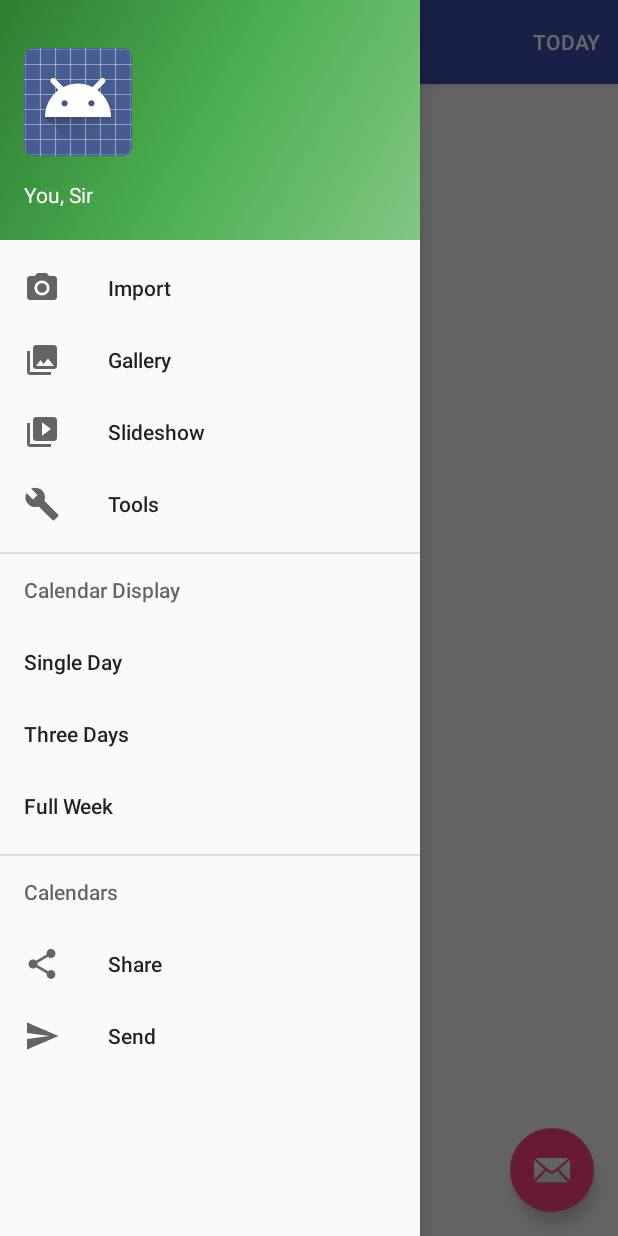
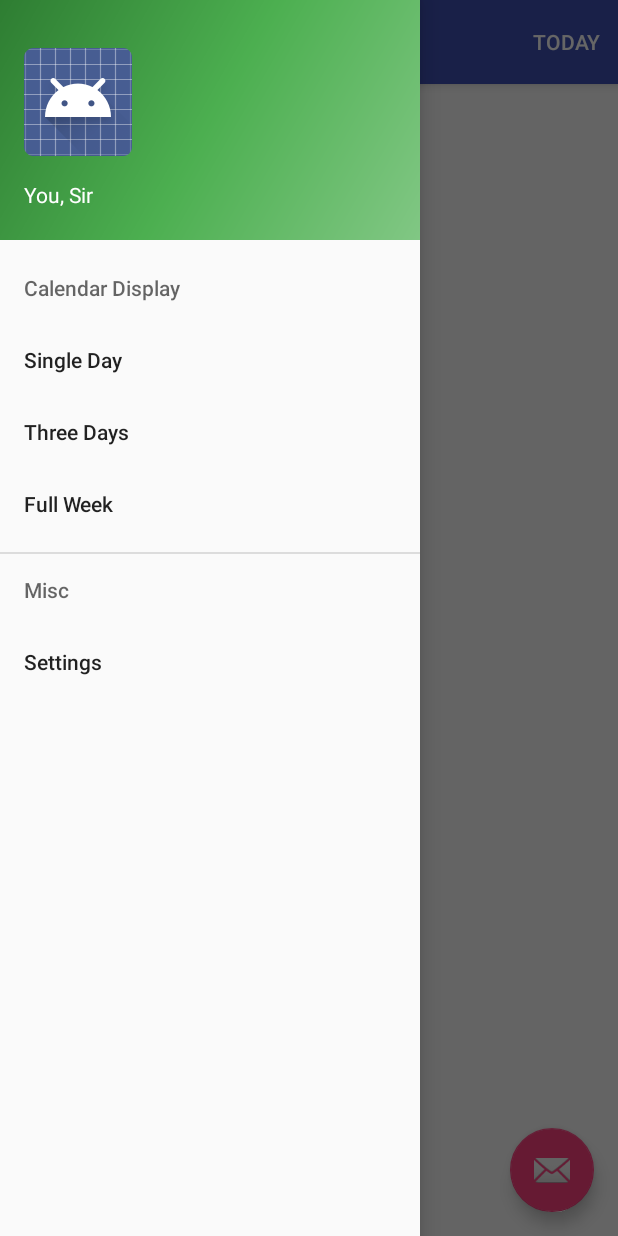
Before and after one commit to JBLanier/CS185FinalProject, an Android app: the screen it shows after launch (MainActivity), with the side drawer open, on a phone screen of 412 x 824 dp. Run offline under Robolectric (Android 15) with nearby library versions, the phone set to English and light mode, and no system bars; libraries missing offline, so code that uses them is left out: com.alamkanak.weekview; 15 statements that could not run were skipped.

Commit message:
Floating ActionButton Time Pick and basic Nav Drawer

```diff
--- a/app/build.gradle
+++ b/app/build.gradle
@@ -25,4 +25,5 @@ dependencies {
     compile 'com.android.support:appcompat-v7:23.4.0'
     compile 'com.android.support:design:23.4.0'
     compile 'com.github.alamkanak:android-week-view:1.2.6'
+    compile 'com.android.support:support-v4:23.4.0'
 }
--- a/app/src/main/java/com/example/johnb/openingsfinder/GoogleCalendarClient.java
+++ b/app/src/main/java/com/example/johnb/openingsfinder/GoogleCalendarClient.java
@@ -13,6 +13,7 @@ import android.provider.CalendarContract;
 import android.support.v4.content.ContextCompat;
 import android.util.Log;
 import android.widget.ArrayAdapter;
+
 
 import com.alamkanak.weekview.WeekViewEvent;
 
--- a/app/src/main/java/com/example/johnb/openingsfinder/MainActivity.java
+++ b/app/src/main/java/com/example/johnb/openingsfinder/MainActivity.java
@@ -6,11 +6,11 @@ import android.graphics.RectF;
 import android.os.Build;
 import android.os.Bundle;
 import android.support.design.widget.FloatingActionButton;
-import android.support.design.widget.Snackbar;
 import android.support.v4.app.ActivityCompat;
 import android.support.v4.content.ContextCompat;
 import android.util.Log;
 import android.util.TypedValue;
+import android.view.SubMenu;
 import android.view.View;
 import android.support.design.widget.NavigationView;
 import android.support.v4.view.GravityCompat;
@@ -20,6 +20,10 @@ import android.support.v7.app.AppCompatActivity;
 import android.support.v7.widget.Toolbar;
 import android.view.Menu;
 import android.view.MenuItem;
+import android.widget.AdapterView;
+import android.widget.ArrayAdapter;
+import android.widget.CheckedTextView;
+import android.widget.ListView;
 import android.widget.Toast;
 
 import com.alamkanak.weekview.DateTimeInterpreter;
@@ -29,7 +33,6 @@ import com.alamkanak.weekview.WeekViewEvent;
 
 import java.text.SimpleDateFormat;
 import java.util.ArrayList;
-import java.util.Arrays;
 import java.util.Calendar;
 import java.util.List;
 import java.util.Locale;
@@ -55,6 +58,7 @@ public class MainActivity extends AppCompatActivity
 
     private WeekView mWeekView;
 
+
     ///////////////////////////////////////////////////////////////////////////////
     ///////////////////////////////////////////////////////////////////////////////
 
@@ -72,7 +76,44 @@ public class MainActivity extends AppCompatActivity
            setUpGoogleCalendarClient();
         }
         setUpWeekView();
+        //addDrawerItems();
+
+
+
+
     }
+
+
+    /*private void addDrawerItems() {
+        String[] osArray = { "Bluetooth", "Reply to Calls", "Reply to sms", "customise message"};
+        ListView mDrawerList = (ListView) findViewById(R.id.listView);
+
+        ArrayAdapter mAdapter = new ArrayAdapter<String>(this,
+                android.R.layout.simple_list_item_multiple_choice, osArray);
+
+        mDrawerList.setAdapter(mAdapter);
+
+        mDrawerList.setOnItemClickListener(new AdapterView.OnItemClickListener() {
+            @Override
+            public void onItemClick(AdapterView<?> parent, View view, int position, long id) {
+
+                CheckedTextView ctv = (CheckedTextView)view;
+                if (ctv.isChecked()){
+                    Toast.makeText(getApplicationContext(),"uncheckd",Toast.LENGTH_LONG).show();
+                }
+                else {
+                    Toast.makeText(getApplicationContext(),"checked",Toast.LENGTH_LONG).show();
+                }
+
+            }
+        });
+    }
+
+
+*/
+
+
+
 
     private void setUpStandardNavigationViewObjects() {
 
@@ -81,14 +122,12 @@ public class MainActivity extends AppCompatActivity
         setSupportActionBar(toolbar);
 
         FloatingActionButton fab = (FloatingActionButton) findViewById(R.id.fab);
+        assert fab != null;
         fab.setOnClickListener(new View.OnClickListener() {
             @Override
             public void onClick(View view) {
-                Snackbar.make(view, "Replace with your own action", Snackbar.LENGTH_LONG)
-                        .setAction("Action", null).show();
-                if (mWeekView != null) {
-                    mWeekView.notifyDatasetChanged();
-                }
+
+                onDurationSet(view);
             }
         });
 
@@ -106,6 +145,7 @@ public class MainActivity extends AppCompatActivity
         GoogleCalendarClient.getInstance().setContext(this);
         GoogleCalendarClient.getInstance().setDataChangedListener(this);
         GoogleCalendarClient.getInstance().loadCalendars();
+
     }
 
     void setUpWeekView() {
@@ -313,7 +353,7 @@ public class MainActivity extends AppCompatActivity
         // Populate the week view with some placeholder events.
 
         //// TODO: 5/29/2016 Remove this line at some point:
-        Toast.makeText(this, String.format("Year :%d, Month: %d", newYear, newMonth),Toast.LENGTH_SHORT).show();
+        //Toast.makeText(this, String.format("Year :%d, Month: %d", newYear, newMonth),Toast.LENGTH_SHORT).show();
 
         ArrayList<WeekViewEvent> events = GoogleCalendarClient.getInstance().getCachedEventsForYearAndMonth(newYear,newMonth);
 
@@ -347,9 +387,30 @@ public class MainActivity extends AppCompatActivity
     public void onCalendarsLoaded() {
         //// TODO: 5/29/2016 Do something with this:
         ArrayList<GoogleCalendarClient.GCalendar> calendars = GoogleCalendarClient.getInstance().getCalendarCache();
-
         //this is to initially show all calendars so you know everything working, change this to work how you want.
         GoogleCalendarClient.getInstance().setDesiredCalendars(calendars);
         mWeekView.notifyDatasetChanged();
+        NavigationView navView = (NavigationView)findViewById(R.id.nav_view);
+        Menu menu = navView.getMenu();
+        SubMenu subMenu = menu.getItem(1).getSubMenu();
+
+        for(GoogleCalendarClient.GCalendar g : calendars ){
+            subMenu.add(g.getName());
+        }
+
+    }
+
+    public void onDurationSet(final View view) {
+        NewEventFragment eventFragment = new NewEventFragment();
+        eventFragment.setDoneListener(new NewEventFragment.OnDoneListener(){
+            @Override
+            public void OnDone(int durationInMinutes){
+                Toast.makeText(getApplicationContext(), "" + durationInMinutes,Toast.LENGTH_SHORT).show();
+
+            }
+        });
+        eventFragment.show(getFragmentManager(),"newEvent");
+
+
     }
 }
--- a/app/src/main/res/layout/activity_main.xml
+++ b/app/src/main/res/layout/activity_main.xml
@@ -22,4 +22,9 @@
         app:headerLayout="@layout/nav_header_main"
         app:menu="@menu/activity_main_drawer" />
 
+
+
+
+
+
 </android.support.v4.widget.DrawerLayout>
--- a/app/src/main/res/layout/nav_header_main.xml
+++ b/app/src/main/res/layout/nav_header_main.xml
@@ -31,4 +31,6 @@
         android:layout_height="wrap_content"
         android:text="You're looking ravishing today." />
 
+
+
 </LinearLayout>
--- a/app/src/main/res/menu/activity_main_drawer.xml
+++ b/app/src/main/res/menu/activity_main_drawer.xml
@@ -1,24 +1,7 @@
 <?xml version="1.0" encoding="utf-8"?>
 <menu xmlns:android="http://schemas.android.com/apk/res/android">
 
-    <group android:checkableBehavior="single">
-        <item
-            android:id="@+id/nav_camera"
-            android:icon="@drawable/ic_menu_camera"
-            android:title="Import" />
-        <item
-            android:id="@+id/nav_gallery"
-            android:icon="@drawable/ic_menu_gallery"
-            android:title="Gallery" />
-        <item
-            android:id="@+id/nav_slideshow"
-            android:icon="@drawable/ic_menu_slideshow"
-            android:title="Slideshow" />
-        <item
-            android:id="@+id/nav_manage"
-            android:icon="@drawable/ic_menu_manage"
-            android:title="Tools" />
-    </group>
+
     <item android:title="Calendar Display">
         <menu>
             <item
@@ -33,16 +16,21 @@
         </menu>
     </item>
     <item android:title="Calendars">
+
         <menu>
-            <item
-                android:id="@+id/nav_share"
-                android:icon="@drawable/ic_menu_share"
-                android:title="Share" />
-            <item
-                android:id="@+id/nav_send"
-                android:icon="@drawable/ic_menu_send"
-                android:title="Send" />
+
         </menu>
     </item>
 
+
+    <item android:title="Misc">
+        <menu>
+            <item
+                android:id="@+id/settings"
+                android:title="Settings" />
+
+        </menu>
+    </item>
+
+
 </menu>
--- a/app/src/main/res/values/strings.xml
+++ b/app/src/main/res/values/strings.xml
@@ -11,4 +11,7 @@
     <string name="title_activity_basic">Basic Example</string>
     <string name="title_activity_asynchronous">Asynchronous Events</string>
     <string name="async_error">Could not download events from the internet</string>
+
+    <!-- TODO: Remove or change this placeholder text -->
+    <string name="hello_blank_fragment">Hello blank fragment</string>
 </resources>
```
Also changed, not shown: app/src/main/java/com/example/johnb/openingsfinder/NewEventFragment.java (added, +79 -0 lines), app/src/main/res/layout/fragment_new_event.xml (added, +54 -0 lines).
